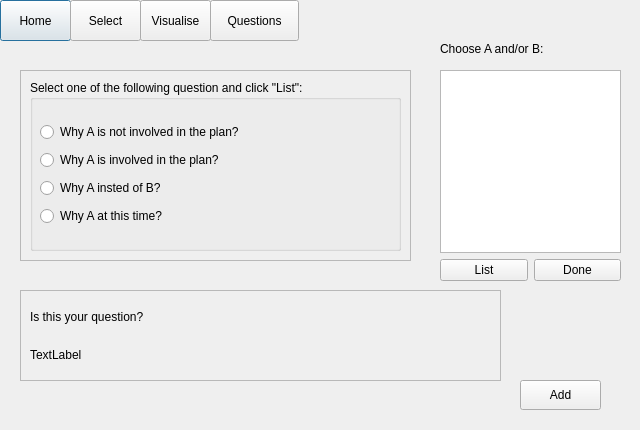
First picture: the form in userquestions.ui, repository ariannabettin/FYPArianna, before the edit.
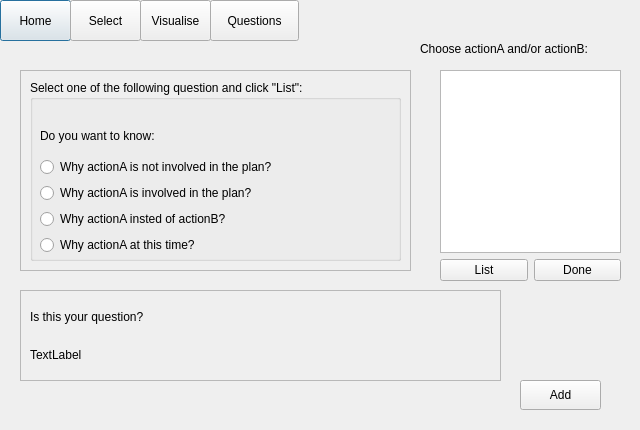
Second picture: the form after the edit.

The edit to the form file:
```diff
--- a/userquestions.ui
+++ b/userquestions.ui
@@ -107,7 +107,7 @@
      <x>20</x>
      <y>70</y>
      <width>391</width>
-     <height>191</height>
+     <height>201</height>
     </rect>
    </property>
    <property name="frameShape">
@@ -122,7 +122,7 @@
       <x>10</x>
       <y>10</y>
       <width>371</width>
-      <height>171</height>
+      <height>181</height>
      </rect>
     </property>
     <property name="title">
@@ -134,35 +134,42 @@
        <x>10</x>
        <y>40</y>
        <width>351</width>
-       <height>112</height>
+       <height>135</height>
       </rect>
      </property>
      <layout class="QVBoxLayout" name="verticalLayout">
+      <item>
+       <widget class="QLabel" name="label_2">
+        <property name="text">
+         <string>Do you want to know:</string>
+        </property>
+       </widget>
+      </item>
       <item>
        <widget class="QRadioButton" name="addOption">
         <property name="text">
-         <string>Why A is not involved in the plan?</string>
+         <string>Why actionA is not involved in the plan?</string>
         </property>
        </widget>
       </item>
       <item>
        <widget class="QRadioButton" name="removeOption">
         <property name="text">
-         <string>Why A is involved in the plan?</string>
+         <string>Why actionA is involved in the plan?</string>
         </property>
        </widget>
       </item>
       <item>
        <widget class="QRadioButton" name="replaceOption">
         <property name="text">
-         <string>Why A insted of B? </string>
+         <string>Why actionA insted of actionB? </string>
         </property>
        </widget>
       </item>
       <item>
        <widget class="QRadioButton" name="rescheduleOption">
         <property name="text">
-         <string>Why A at this time? </string>
+         <string>Why actionA at this time? </string>
         </property>
        </widget>
       </item>
@@ -173,14 +180,14 @@
   <widget class="QLabel" name="stetementLabel">
    <property name="geometry">
     <rect>
-     <x>440</x>
+     <x>420</x>
      <y>40</y>
-     <width>181</width>
+     <width>221</width>
      <height>17</height>
     </rect>
    </property>
    <property name="text">
-    <string>Choose A and/or B:</string>
+    <string>Choose actionA and/or actionB:</string>
    </property>
   </widget>
   <widget class="QWidget" name="layoutWidget">
```
Left out of the diff: 2 changed lines with no effect on the pictures.
